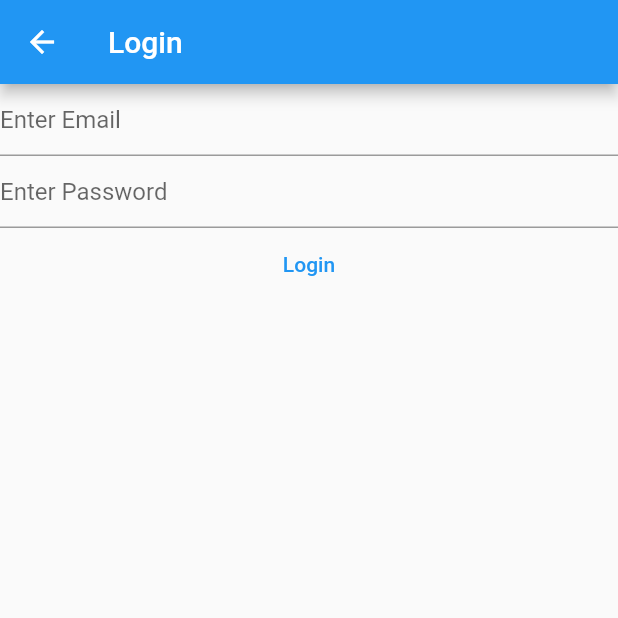
After one commit to MohamedAlkindi/Notetaking-android-app, a Flutter app: the LoginView screen opened directly, after a tap on "Login", on a phone screen of 412 x 824 dp, the top half of it. The commit adds this screen. Run offline on Flutter 3.47's test engine with Material 2 defaults, Android fonts, the phone set to English and light mode, and no system bars; our stand-ins replace firebase_auth, firebase_core; accounts and stored records are empty; network calls fail.

Commit message:
- Added login view. - Added registration view. - Separated Main.dart from views. - Added a sort of exception handler for the registration and login.

```diff
--- /dev/null
+++ b/lib/View/Login_View/login_view.dart
@@ -0,0 +1,129 @@
+import 'package:flutter/material.dart';
+
+// To use firebase class.
+import 'package:firebase_core/firebase_core.dart';
+
+// To use the 'create user' function.
+import 'package:firebase_auth/firebase_auth.dart';
+
+// Use this to initialize the firebase.
+import '../../firebase_options.dart';
+
+// Use stf to quickly create a stateful widget.
+class LoginView extends StatefulWidget {
+  const LoginView({super.key});
+
+  @override
+  State<LoginView> createState() => _LoginViewState();
+}
+
+class _LoginViewState extends State<LoginView> {
+  // Creating 2 TextEditingController which takes whatever input inside a textfield.
+  // Declaring a variable as late make sure that the variables will have values, but in the future.
+  late final TextEditingController _email;
+  late final TextEditingController _password;
+
+  // But must create an initializer and a disposer manually.
+  @override
+  void initState() {
+    _email = TextEditingController();
+    _password = TextEditingController();
+    super.initState();
+  }
+
+  @override
+  void dispose() {
+    _email.dispose();
+    _password.dispose();
+    super.dispose();
+  }
+
+  @override
+  Widget build(BuildContext context) {
+    // To create app bars and materials and such use Scaffold.
+    return Scaffold(
+      // Shows on top of the app and make an instance of it.
+      appBar: AppBar(
+        // The text that'll show on the appBar.
+        title: const Text('Login'),
+      ),
+
+      // 'Body' is anything inside that white area 'Canvas u might say'.
+      // FutureBuilder is something that based on a condition will build the Widgets.
+      body: FutureBuilder(
+        future: Firebase.initializeApp(
+            options: DefaultFirebaseOptions.currentPlatform),
+
+        // snapshot is a state, u can get the result of the future using it.
+        builder: (context, snapshot) {
+          switch (snapshot.connectionState) {
+            // If the ConnectionState returned 'Done'...
+            case ConnectionState.done:
+              return Column(
+                children: [
+                  // Creating 2 'textboxes' one for email and the second for password.
+                  // Username textbox.
+                  TextField(
+                    keyboardType: TextInputType
+                        .emailAddress, // Adds the '@' symbol on keyboard.
+                    enableSuggestions: false,
+                    autocorrect: false,
+                    controller: _email,
+                    // Adding a placeholder..
+                    decoration: const InputDecoration(
+                      hintText: 'Enter Email ',
+                    ),
+                  ),
+
+                  // Password textbox.
+                  TextField(
+                    obscureText: true,
+                    enableSuggestions: false,
+                    autocorrect: false,
+                    controller: _password,
+                    decoration: const InputDecoration(
+                      hintText: 'Enter Password ',
+                    ),
+                  ),
+
+                  TextButton(
+                    onPressed: () async {
+                      // Must initialize Firebase before using it, and must use 'async' in function declaration and 'await' when calling the initializeApp function!
+                      await Firebase.initializeApp(
+                        options: DefaultFirebaseOptions.currentPlatform,
+                      );
+
+                      // As the user clicks on the button create 2 variables and get the text from the text boxes using the TextEditingController.
+                      final inputEmail = _email.text;
+                      final inputPassword = _password.text;
+
+                      // Must put await as this is a Future function, again.
+                      try {
+                        await FirebaseAuth.instance.signInWithEmailAndPassword(
+                            email: inputEmail, password: inputPassword);
+                      } on FirebaseAuthException catch (e) /* Use on ClassName to specify the exception handler. */ {
+                        // always use e.runtimeType to see where the exception is coming from.
+
+                        if (e.code == 'user-not-found') {
+                          print('User not found.');
+                        } else if (e.code == 'wrong-password') {
+                          print('Incorrect email or password');
+                        }
+                      }
+                    },
+
+                    // 'child' is anything that u'll put inside the parent element, in this case TextButton is the parent and Text is the child.
+                    child: const Text('Login'),
+                  ),
+                ],
+              );
+
+            // Otherwise return the text 'Loading'.
+            default:
+              return const Text('Loading...');
+          }
+        },
+      ),
+    );
+  }
+}
--- /dev/null
+++ b/lib/View/Register_View/register_view.dart
@@ -0,0 +1,129 @@
+import 'package:flutter/material.dart';
+
+// To use firebase class.
+import 'package:firebase_core/firebase_core.dart';
+
+// To use the 'create user' function.
+import 'package:firebase_auth/firebase_auth.dart';
+
+// Use this to initialize the firebase.
+import '../../firebase_options.dart';
+
+class RegisterView extends StatefulWidget {
+  const RegisterView({super.key});
+
+  @override
+  State<RegisterView> createState() => _RegisterViewState();
+}
+
+class _RegisterViewState extends State<RegisterView> {
+// Creating 2 TextEditingController which takes whatever input inside a textfield.
+  // Declaring a variable as late make sure that the variables will have values, but in the future.
+  late final TextEditingController _email;
+  late final TextEditingController _password;
+
+  // But must create an initializer and a disposer manually.
+  @override
+  void initState() {
+    _email = TextEditingController();
+    _password = TextEditingController();
+    super.initState();
+  }
+
+  @override
+  void dispose() {
+    _email.dispose();
+    _password.dispose();
+    super.dispose();
+  }
+
+  @override
+  Widget build(BuildContext context) {
+    // To create app bars and materials and such use Scaffold.
+    return Scaffold(
+      // Shows on top of the app and make an instance of it.
+      appBar: AppBar(
+        // The text that'll show on the appBar.
+        title: const Text('Register'),
+      ),
+
+      // 'Body' is anything inside that white area 'Canvas u might say'.
+      // FutureBuilder is something that based on a condition will build the Widgets.
+      body: FutureBuilder(
+        future: Firebase.initializeApp(
+            options: DefaultFirebaseOptions.currentPlatform),
+
+        // snapshot is a state, u can get the result of the future using it.
+        builder: (context, snapshot) {
+          switch (snapshot.connectionState) {
+            // If the ConnectionState returned 'Done'...
+            case ConnectionState.done:
+              return Column(
+                children: [
+                  // Creating 2 'textboxes' one for email and the second for password.
+                  // Username textbox.
+                  TextField(
+                    keyboardType: TextInputType
+                        .emailAddress, // Adds the '@' symbol on keyboard.
+                    enableSuggestions: false,
+                    autocorrect: false,
+                    controller: _email,
+                    // Adding a placeholder..
+                    decoration: const InputDecoration(
+                      hintText: 'Enter Email ',
+                    ),
+                  ),
+
+                  // Password textbox.
+                  TextField(
+                    obscureText: true,
+                    enableSuggestions: false,
+                    autocorrect: false,
+                    controller: _password,
+                    decoration: const InputDecoration(
+                      hintText: 'Enter Password ',
+                    ),
+                  ),
+
+                  TextButton(
+                    onPressed: () async {
+                      // Must initialize Firebase before using it, and must use 'async' in function declaration and 'await' when calling the initializeApp function!
+                      await Firebase.initializeApp(
+                        options: DefaultFirebaseOptions.currentPlatform,
+                      );
+
+                      // As the user clicks on the button create 2 variables and get the text from the text boxes using the TextEditingController.
+                      final inputEmail = _email.text;
+                      final inputPassword = _password.text;
+
+                      // Must put await as this is a Future function, again.
+                      try {
+                        await FirebaseAuth.instance
+                            .createUserWithEmailAndPassword(
+                                email: inputEmail, password: inputPassword);
+                      } on FirebaseAuthException catch (e) {
+                        if (e.code == 'invalid-email') {
+                          print('Invalid Email.');
+                        } else if (e.code == 'weak-password') {
+                          print('Weak password');
+                        } else if (e.code == 'email-already-in-use') {
+                          print('Email already in use.');
+                        }
+                      }
+                    },
+
+                    // 'child' is anything that u'll put inside the parent element, in this case TextButton is the parent and Text is the child.
+                    child: const Text('Register'),
+                  ),
+                ],
+              );
+
+            // Otherwise return the text 'Loading'.
+            default:
+              return const Text('Loading...');
+          }
+        },
+      ),
+    );
+  }
+}
```
Also changed, not shown: lib/main.dart (+3 -120 lines), 1 other file.
